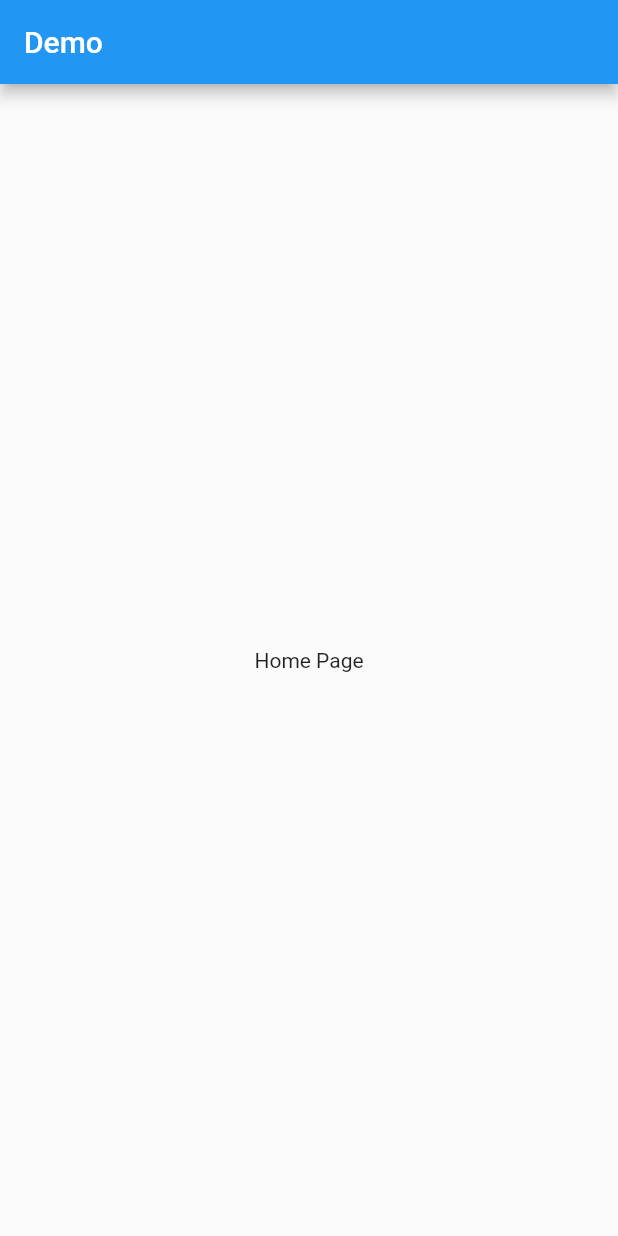
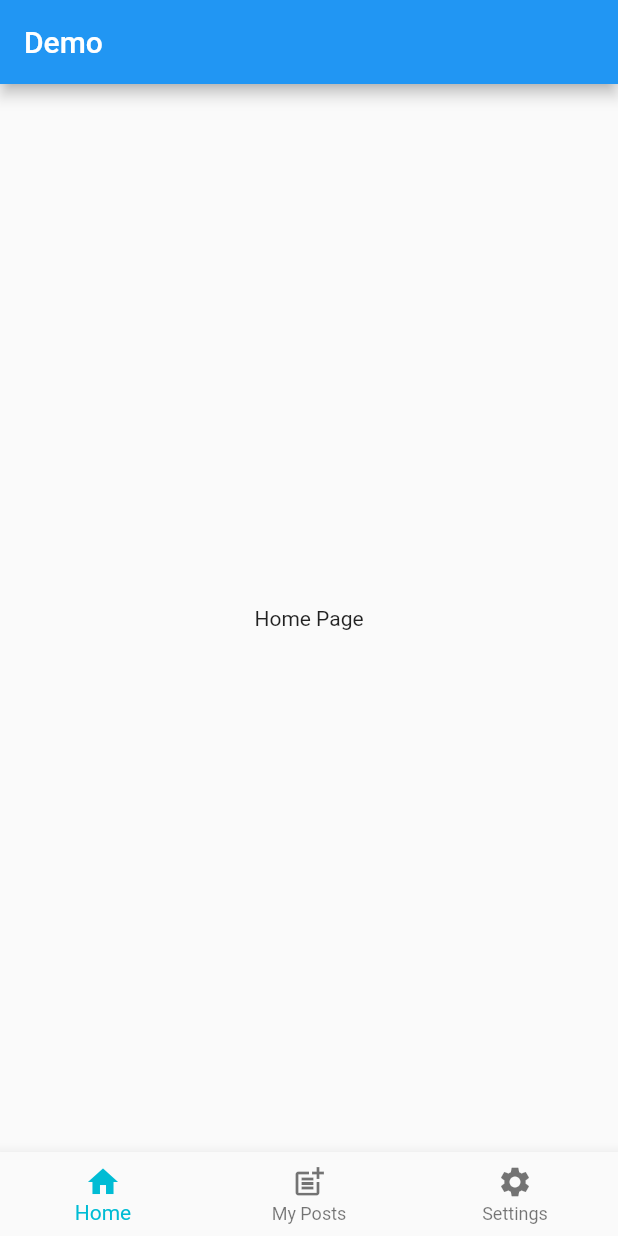
Before and after one commit to Alex-esc1/Navigation-with-BottomNavigationBar, a Flutter app: the screen it shows after launch, on a phone screen of 412 x 824 dp. Run offline on Flutter 3.47's test engine with Material 2 defaults, Android fonts, the light colour scheme and no system bars.

Commit message:
add bottomNavigationBar

```diff
--- a/bottom_navigation_bar_test/lib/main.dart
+++ b/bottom_navigation_bar_test/lib/main.dart
@@ -14,7 +14,7 @@ class MyApp extends StatelessWidget {
       theme: ThemeData(
         primarySwatch: Colors.blue,
       ),
-      home: NavigatorView(),
+      home: const NavigatorView(),
     );
   }
 }
--- a/bottom_navigation_bar_test/lib/screens/navigator_view.dart
+++ b/bottom_navigation_bar_test/lib/screens/navigator_view.dart
@@ -29,6 +29,29 @@ class _NavigatorViewState extends State<NavigatorView> {
         index: indexScreen,
         children: myWidget,
       ),
+      bottomNavigationBar: BottomNavigationBar(
+        items: const <BottomNavigationBarItem>[
+          BottomNavigationBarItem(
+            icon: Icon(Icons.home),
+            label: 'Home',
+          ),
+          BottomNavigationBarItem(
+            icon: Icon(Icons.post_add),
+            label: 'My Posts',
+          ),
+          BottomNavigationBarItem(
+            icon: Icon(Icons.settings),
+            label: 'Settings',
+          ),
+        ],
+        currentIndex: indexScreen,
+        selectedItemColor: Colors.cyan,
+        onTap: (index) {
+          setState(() {
+            indexScreen = index;
+          });
+        },
+      ),
     );
   }
 }
```
